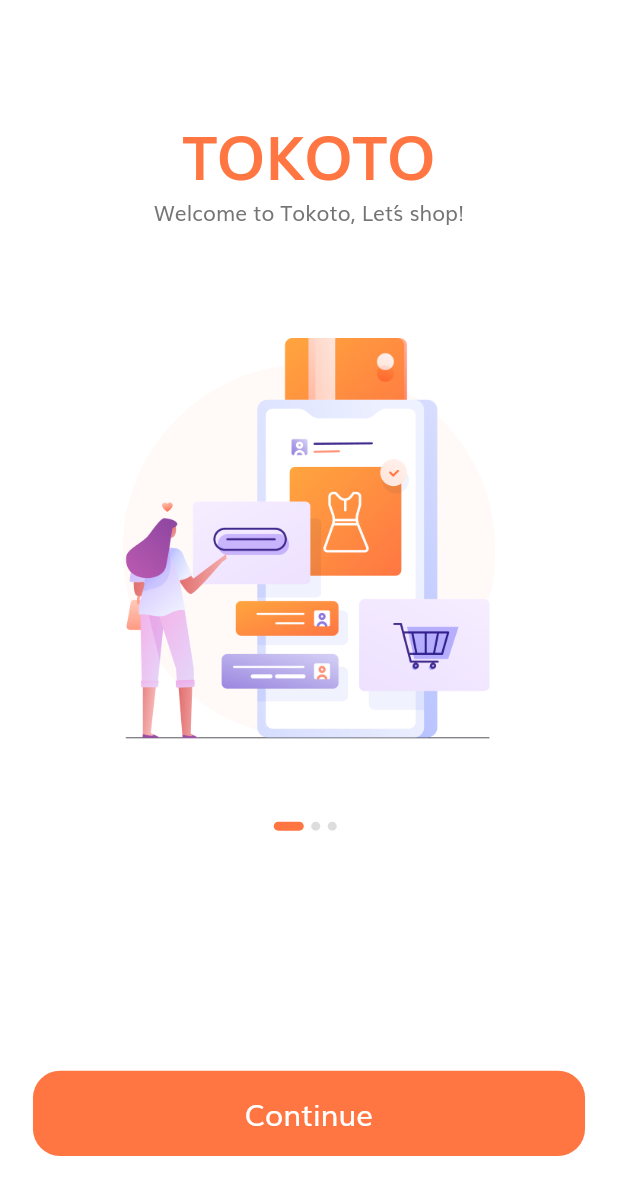
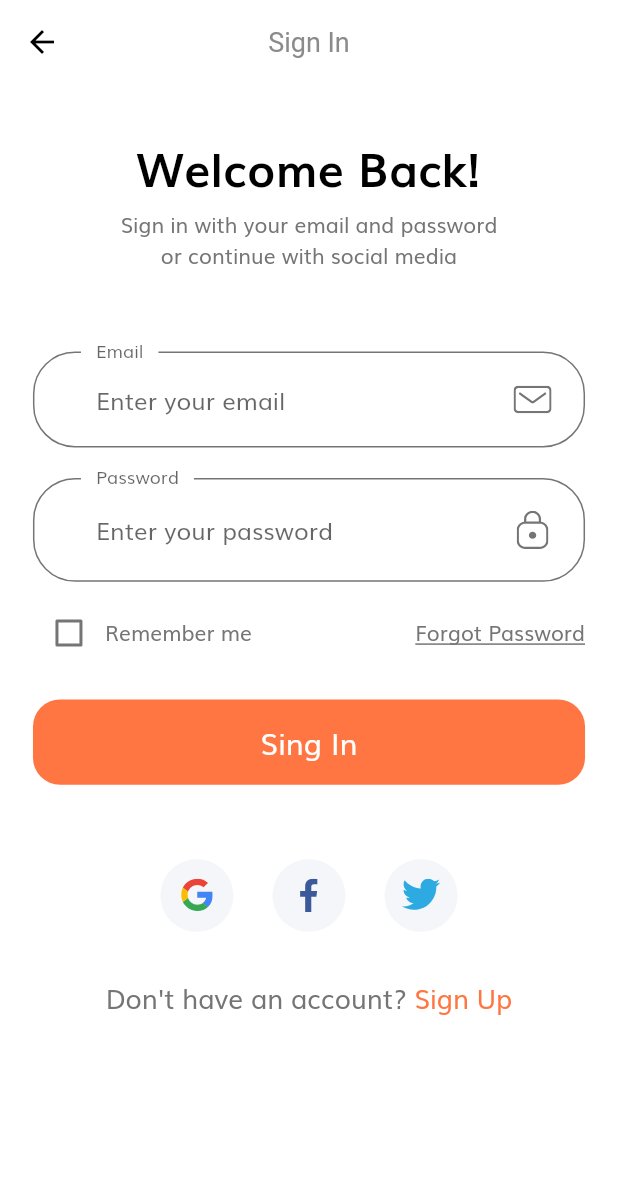
Before and after one commit to blandygbc/e_commerce_app, a Flutter app: the screen it shows after launch, after a tap on "Continue", on a phone screen of 412 x 824 dp. Shown: the top 1195 px of the screen. Run offline on Flutter 3.47's test engine with Material 2 defaults, Android fonts, the phone set to English and light mode, and no system bars; our stand-ins replace flutter_svg.

Commit message:
Add login, forgot password and login success screen

```diff
--- /dev/null
+++ b/lib/components/custom_suffix_icon.dart
@@ -0,0 +1,30 @@
+import 'package:flutter/material.dart';
+import 'package:flutter_svg/flutter_svg.dart';
+
+import '../size_config.dart';
+
+class CustomSuffixIcon extends StatelessWidget {
+  final String svgIcon;
+  final double height;
+  const CustomSuffixIcon({
+    Key? key,
+    required this.svgIcon,
+    required this.height,
+  }) : super(key: key);
+
+  @override
+  Widget build(BuildContext context) {
+    return Padding(
+      padding: EdgeInsets.fromLTRB(
+        0,
+        getProportionateScreenWidth(20),
+        getProportionateScreenWidth(20),
+        getProportionateScreenWidth(20),
+      ),
+      child: SvgPicture.asset(
+        svgIcon,
+        height: getProportionateScreenHeight(height),
+      ),
+    );
+  }
+}
--- /dev/null
+++ b/lib/components/social_card.dart
@@ -0,0 +1,30 @@
+import 'package:flutter/material.dart';
+import 'package:flutter_svg/svg.dart';
+
+import '../constants.dart';
+import '../size_config.dart';
+
+class SocialCard extends StatelessWidget {
+  final String icon;
+  final VoidCallback press;
+  const SocialCard({
+    Key? key,
+    required this.icon,
+    required this.press,
+  }) : super(key: key);
+
+  @override
+  Widget build(BuildContext context) {
+    return Container(
+      margin: EdgeInsets.symmetric(horizontal: getProportionateScreenWidth(10)),
+      height: getProportionateScreenHeight(48),
+      width: getProportionateScreenWidth(48),
+      padding: EdgeInsets.all(getProportionateScreenWidth(12)),
+      decoration: BoxDecoration(
+        color: kSocialIconBackground,
+        shape: BoxShape.circle,
+      ),
+      child: SvgPicture.asset(icon),
+    );
+  }
+}
--- a/lib/constants.dart
+++ b/lib/constants.dart
@@ -1,6 +1,7 @@
 import 'package:flutter/material.dart';
 //import 'package:shop_app/size_config.dart';
 
+//Text Constants
 const kPrimaryColor = Color(0xFFFF7643);
 const kPrimaryLightColor = Color(0xFFFFECDF);
 const kPrimaryGradientColor = LinearGradient(
@@ -11,12 +12,25 @@ const kPrimaryGradientColor = LinearGradient(
 const kSecondaryColor = Color(0xFF979797);
 const kTextColor = Color(0xFF757575);
 const kFadedColor = Color(0xDDD8D8D8);
+const kTextHeading = Color(0xFF8B8B8B);
+const kSocialIconBackground = Color(0xFFF5F6F9);
 
+//Config Constants
 const kAnimationDuration = Duration(milliseconds: 200);
 
+//Image Constants
 const kImageSplash1 = "assets/images/splash_1.png";
 const kImageSplash2 = "assets/images/splash_2.png";
 const kImageSplash3 = "assets/images/splash_3.png";
+const kImageLoginSuccess = "assets/images/success.png";
+
+//Icons Constants
+const iconMail = "assets/icons/Mail.svg";
+const iconLock = "assets/icons/Lock.svg";
+const iconError = "assets/icons/Error.svg";
+const iconFacebook = "assets/icons/facebook-2.svg";
+const iconGoole = "assets/icons/google-icon.svg";
+const iconTwitter = "assets/icons/twitter.svg";
 
 /*final headingStyle = TextStyle(
   fontSize: getProportionateScreenWidth(28),
--- a/lib/main.dart
+++ b/lib/main.dart
@@ -1,6 +1,7 @@
 import 'package:e_commerce_app/constants.dart';
 import 'package:e_commerce_app/routs.dart';
 import 'package:e_commerce_app/screens/splash/splash_screen.dart';
+import 'package:e_commerce_app/theme.dart';
 import 'package:flutter/material.dart';
 
 void main() {
@@ -14,14 +15,7 @@ class MyApp extends StatelessWidget {
     return MaterialApp(
       debugShowCheckedModeBanner: false,
       title: 'Flutter Demo',
-      theme: ThemeData(
-        scaffoldBackgroundColor: Colors.white,
-        fontFamily: "Muli",
-        textTheme: TextTheme(
-          bodyText1: TextStyle(color: kTextColor),
-          bodyText2: TextStyle(color: kTextColor),
-        ),
-      ),
+      theme: theme(),
       //home: SplashScreen(),
       initialRoute: SplashScreen.routeName,
       routes: routes,
--- a/lib/routs.dart
+++ b/lib/routs.dart
@@ -1,8 +1,12 @@
-import 'dart:js';
-
+import 'package:e_commerce_app/screens/forgot_password/forgot_password_screen.dart';
+import 'package:e_commerce_app/screens/login_success/login_success_screen.dart';
+import 'package:e_commerce_app/screens/sign_in/sign_in_screen.dart';
 import 'package:e_commerce_app/screens/splash/splash_screen.dart';
 import 'package:flutter/material.dart';
 
 final Map<String, WidgetBuilder> routes = {
   SplashScreen.routeName: (context) => SplashScreen(),
+  SingInScreen.routeName: (context) => SingInScreen(),
+  ForgotPasswordScreen.routeName: (context) => ForgotPasswordScreen(),
+  LoginSuccessScreen.routeName: (context) => LoginSuccessScreen(),
 };
--- /dev/null
+++ b/lib/screens/sign_in/components/no_account_text.dart
@@ -0,0 +1,34 @@
+import 'package:e_commerce_app/screens/forgot_password/forgot_password_screen.dart';
+import 'package:flutter/material.dart';
+
+import '../../../constants.dart';
+import '../../../size_config.dart';
+
+class NoAccountText extends StatelessWidget {
+  const NoAccountText({
+    Key? key,
+  }) : super(key: key);
+
+  @override
+  Widget build(BuildContext context) {
+    return Row(
+      mainAxisAlignment: MainAxisAlignment.center,
+      children: [
+        Text(
+          "Don't have an account? ",
+          style: TextStyle(fontSize: getProportionateScreenWidth(16)),
+        ),
+        GestureDetector(
+          onTap: () => {},
+          child: Text(
+            "Sign Up",
+            style: TextStyle(
+              fontSize: getProportionateScreenWidth(16),
+              color: kPrimaryColor,
+            ),
+          ),
+        ),
+      ],
+    );
+  }
+}
--- /dev/null
+++ b/lib/screens/sign_in/components/sign_form.dart
@@ -0,0 +1,176 @@
+import 'package:e_commerce_app/components/default_button.dart';
+import 'package:e_commerce_app/screens/forgot_password/forgot_password_screen.dart';
+import 'package:e_commerce_app/screens/login_success/login_success_screen.dart';
+import 'package:flutter/material.dart';
+
+import '../../../constants.dart';
+import '../../../size_config.dart';
+import '../../../components/custom_suffix_icon.dart';
+import 'form_error.dart';
+
+class SignForm extends StatefulWidget {
+  SignForm({Key? key}) : super(key: key);
+
+  @override
+  _SignFormState createState() => _SignFormState();
+}
+
+class _SignFormState extends State<SignForm> {
+  final _formKey = GlobalKey<FormState>();
+  String? email;
+  String? password;
+  bool remember = false;
+  final List<String> errors = [];
+  @override
+  Widget build(BuildContext context) {
+    return Form(
+        key: _formKey,
+        child: Padding(
+          padding:
+              EdgeInsets.symmetric(horizontal: getProportionateScreenWidth(20)),
+          child: Column(
+            children: [
+              SizedBox(
+                height: getProportionateScreenHeight(20),
+              ),
+              buildFormField(
+                type: TextInputType.emailAddress,
+                onSaveInput: "Email",
+                label: "Email",
+                hint: "Enter your email",
+                icon: iconMail,
+                iconHeight: 18.0,
+                errorMessage: kEmailNullError,
+              ),
+              SizedBox(
+                height: getProportionateScreenHeight(20),
+              ),
+              buildFormField(
+                isObscure: true,
+                onSaveInput: "Password",
+                label: "Password",
+                hint: "Enter your password",
+                icon: iconLock,
+                iconHeight: 25.0,
+                errorMessage: kPassNullError,
+              ),
+              SizedBox(
+                height: getProportionateScreenHeight(10),
+              ),
+              Row(
+                children: [
+                  Checkbox(
+                    value: remember,
+                    activeColor: kPrimaryColor,
+                    onChanged: (value) {
+                      setState(() {
+                        remember = value!;
+                      });
+                    },
+                  ),
+                  Text("Remember me"),
+                  Spacer(),
+                  GestureDetector(
+                    onTap: () => Navigator.pushNamed(
+                        context, ForgotPasswordScreen.routeName),
+                    child: Text(
+                      "Forgot Password",
+                      style: TextStyle(decoration: TextDecoration.underline),
+                    ),
+                  )
+                ],
+              ),
+              FormErrors(errors: errors),
+              SizedBox(
+                height: getProportionateScreenHeight(20),
+              ),
+              DefaultButton(
+                text: "Sing In",
+                press: () {
+                  if (_formKey.currentState!.validate()) {
+                    _formKey.currentState!.save();
+                    Navigator.of(context)
+                        .pushNamed(LoginSuccessScreen.routeName);
+                  }
+                },
+              )
+            ],
+          ),
+        ));
+  }
+
+  TextFormField buildFormField({
+    TextInputType? type,
+    bool isObscure: false,
+    required String onSaveInput,
+    required String label,
+    required String hint,
+    required String icon,
+    required double iconHeight,
+    required String errorMessage,
+  }) {
+    return TextFormField(
+      keyboardType: type,
+      obscureText: isObscure,
+      onSaved: (newValue) {
+        if (identical(onSaveInput, "Email")) {
+          email = newValue;
+        } else if (identical(onSaveInput, "Password")) {
+          password = newValue;
+        }
+      },
+      onChanged: (value) {
+        if (value.isNotEmpty && errors.contains(errorMessage)) {
+          setState(() {
+            errors.remove(errorMessage);
+          });
+        } else if (identical(onSaveInput, "Email") &&
+            emailValidatorRegExp.hasMatch(value) &&
+            errors.contains(kInvalidEmailError)) {
+          setState(() {
+            errors.remove(kInvalidEmailError);
+          });
+        } else if (identical(onSaveInput, "Password") &&
+            (value.length >= 8) &&
+            errors.contains(kShortPassError)) {
+          setState(() {
+            errors.remove(kShortPassError);
+          });
+        }
+        return null;
+      },
+      validator: (value) {
+        if (value!.isEmpty && !errors.contains(errorMessage)) {
+          setState(() {
+            errors.add(errorMessage);
+          });
+          return "";
+        } else if (identical(onSaveInput, "Email") &&
+            !emailValidatorRegExp.hasMatch(value) &&
+            !errors.contains(kInvalidEmailError)) {
+          setState(() {
+            errors.add(kInvalidEmailError);
+          });
+          return "";
+        } else if (identical(onSaveInput, "Password") &&
+            (value.length < 8) &&
+            !errors.contains(kShortPassError)) {
+          setState(() {
+            errors.add(kShortPassError);
+          });
+          return "";
+        }
+        return null;
+      },
+      decoration: InputDecoration(
+        labelText: label,
+        hintText: hint,
+        floatingLabelBehavior: FloatingLabelBehavior.always,
+        suffixIcon: CustomSuffixIcon(
+          svgIcon: icon,
+          height: iconHeight,
+        ),
+      ),
+    );
+  }
+}
--- /dev/null
+++ b/lib/screens/sign_in/components/sing_in_body.dart
@@ -0,0 +1,70 @@
+import 'package:e_commerce_app/components/social_card.dart';
+import 'package:e_commerce_app/constants.dart';
+import 'package:e_commerce_app/screens/sign_in/components/sign_form.dart';
+import 'package:e_commerce_app/size_config.dart';
+import 'package:flutter/material.dart';
+
+import 'no_account_text.dart';
+
+class SingInBody extends StatelessWidget {
+  const SingInBody({Key? key}) : super(key: key);
+
+  @override
+  Widget build(BuildContext context) {
+    return SafeArea(
+        child: SingleChildScrollView(
+      child: Center(
+        child: Column(
+          children: [
+            SizedBox(
+              height: SizeConfig.screenHeight! * 0.04,
+            ),
+            Text(
+              "Welcome Back!",
+              style: TextStyle(
+                color: Colors.black,
+                fontSize: getProportionateScreenWidth(28),
+                fontWeight: FontWeight.bold,
+              ),
+            ),
+            SizedBox(
+              height: getProportionateScreenHeight(5),
+            ),
+            Text(
+              "Sign in with your email and password \nor continue with social media",
+              textAlign: TextAlign.center,
+            ),
+            SizedBox(
+              height: SizeConfig.screenHeight! * 0.04,
+            ),
+            SignForm(),
+            SizedBox(
+              height: SizeConfig.screenHeight! * 0.06,
+            ),
+            Row(
+              mainAxisAlignment: MainAxisAlignment.center,
+              children: [
+                SocialCard(
+                  icon: iconGoole,
+                  press: () {},
+                ),
+                SocialCard(
+                  icon: iconFacebook,
+                  press: () {},
+                ),
+                SocialCard(
+                  icon: iconTwitter,
+                  press: () {},
+                ),
+              ],
+            ),
+            SizedBox(
+              height: getProportionateScreenHeight(30),
+            ),
+            NoAccountText(),
+          ],
+        ),
+      ),
+    ));
+  }
+}
--- /dev/null
+++ b/lib/screens/sign_in/sign_in_screen.dart
@@ -0,0 +1,18 @@
+import 'package:e_commerce_app/screens/sign_in/components/sing_in_body.dart';
+import 'package:flutter/material.dart';
+
+class SingInScreen extends StatelessWidget {
+  static String routeName = "/sign_in";
+  const SingInScreen({Key? key}) : super(key: key);
+
+  @override
+  Widget build(BuildContext context) {
+    return Scaffold(
+      appBar: AppBar(
+        title: Text("Sign In"),
+        centerTitle: true,
+      ),
+      body: SingInBody(),
+    );
+  }
+}
--- a/lib/screens/splash/components/body.dart
+++ b/lib/screens/splash/components/splash_body.dart
@@ -1,17 +1,18 @@
 import 'package:e_commerce_app/components/default_button.dart';
 import 'package:e_commerce_app/constants.dart';
+import 'package:e_commerce_app/screens/sign_in/sign_in_screen.dart';
 import 'package:e_commerce_app/screens/splash/components/splash_content.dart';
 import 'package:e_commerce_app/size_config.dart';
 import 'package:flutter/material.dart';
 
-class Body extends StatefulWidget {
-  Body({Key? key}) : super(key: key);
+class SplashBody extends StatefulWidget {
+  SplashBody({Key? key}) : super(key: key);
 
   @override
-  _BodyState createState() => _BodyState();
+  _SplashBodyState createState() => _SplashBodyState();
 }
 
-class _BodyState extends State<Body> {
+class _SplashBodyState extends State<SplashBody> {
   int currentPage = 0;
   List<Map<String, String>> splashData = [
     {
@@ -67,7 +68,9 @@ class _BodyState extends State<Body> {
                         horizontal: getProportionateScreenWidth(20)),
                     child: DefaultButton(
                       text: "Continue",
-                      press: () => {},
+                      press: () => {
+                        Navigator.of(context).pushNamed(SingInScreen.routeName),
+                      },
                     ),
                   ),
                   Spacer()
--- a/lib/screens/splash/splash_screen.dart
+++ b/lib/screens/splash/splash_screen.dart
@@ -1,4 +1,4 @@
-import 'package:e_commerce_app/screens/splash/components/body.dart';
+import 'package:e_commerce_app/screens/splash/components/splash_body.dart';
 import 'package:e_commerce_app/size_config.dart';
 import 'package:flutter/material.dart';
 
@@ -10,7 +10,7 @@ class SplashScreen extends StatelessWidget {
   Widget build(BuildContext context) {
     SizeConfig().init(context);
     return Scaffold(
-      body: Body(),
+      body: SplashBody(),
     );
   }
 }
--- /dev/null
+++ b/lib/theme.dart
@@ -0,0 +1,51 @@
+import 'package:flutter/material.dart';
+
+import 'constants.dart';
+
+ThemeData theme() {
+  return ThemeData(
+      scaffoldBackgroundColor: Colors.white,
+      fontFamily: "Muli",
+      appBarTheme: appBarTheme(),
+      textTheme: textTheme(),
+      inputDecorationTheme: inputDecorationTheme());
+}
+
+InputDecorationTheme inputDecorationTheme() {
+  OutlineInputBorder outlineInputBorder = OutlineInputBorder(
+    borderRadius: BorderRadius.circular(28),
+    borderSide: BorderSide(color: kTextColor),
+    gapPadding: 10,
+  );
+  return InputDecorationTheme(
+    contentPadding: EdgeInsets.symmetric(
+      horizontal: 42,
+      vertical: 20,
+    ),
+    enabledBorder: outlineInputBorder,
+    focusedBorder: outlineInputBorder,
+    border: outlineInputBorder,
+  );
+}
+
+TextTheme textTheme() {
+  return TextTheme(
+    bodyText1: TextStyle(color: kTextColor),
+    bodyText2: TextStyle(color: kTextColor),
+  );
+}
+
+AppBarTheme appBarTheme() {
+  return AppBarTheme(
+    color: Colors.white,
+    elevation: 0,
+    brightness: Brightness.light,
+    iconTheme: IconThemeData(color: Colors.black),
+    textTheme: TextTheme(
+      headline6: TextStyle(
+        color: kTextHeading,
+        fontSize: 18,
+      ),
+    ),
+  );
+}
```
Also changed, not shown: lib/screens/forgot_password/components/forgot_password_body.dart (added, +133 -0 lines), lib/screens/forgot_password/forgot_password_screen.dart (added, +18 -0 lines), lib/screens/login_success/components/login_success_body.dart (added, +49 -0 lines), lib/screens/login_success/login_success_screen.dart (added, +20 -0 lines), lib/screens/sign_in/components/form_error.dart (added, +38 -0 lines).
